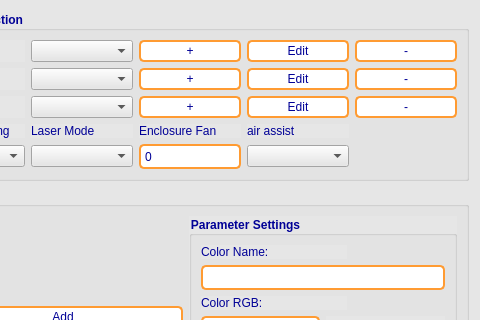
Qt form Database/database_navigator.ui (goegilein/BildHatcher) before a commit; both pictures show x 100 to 580 and y 0 to 320 of the 580 by 594 pixel window.
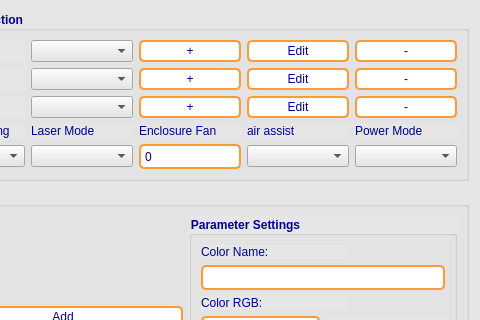
The same form after that commit.

Commit message: added power mode as a property. added versioning in same fashing as for controller

Patch:
```diff
--- a/Database/database_navigator.ui
+++ b/Database/database_navigator.ui
@@ -519,6 +519,16 @@
       <item row="4" column="3">
        <widget class="QComboBox" name="air_assist_combobox"/>
       </item>
+      <item row="3" column="4">
+       <widget class="QLabel" name="label_5">
+        <property name="text">
+         <string>Power Mode</string>
+        </property>
+       </widget>
+      </item>
+      <item row="4" column="4">
+       <widget class="QComboBox" name="power_mode_combobox"/>
+      </item>
      </layout>
     </widget>
    </item>
```
The commit also changes 9 other files.
